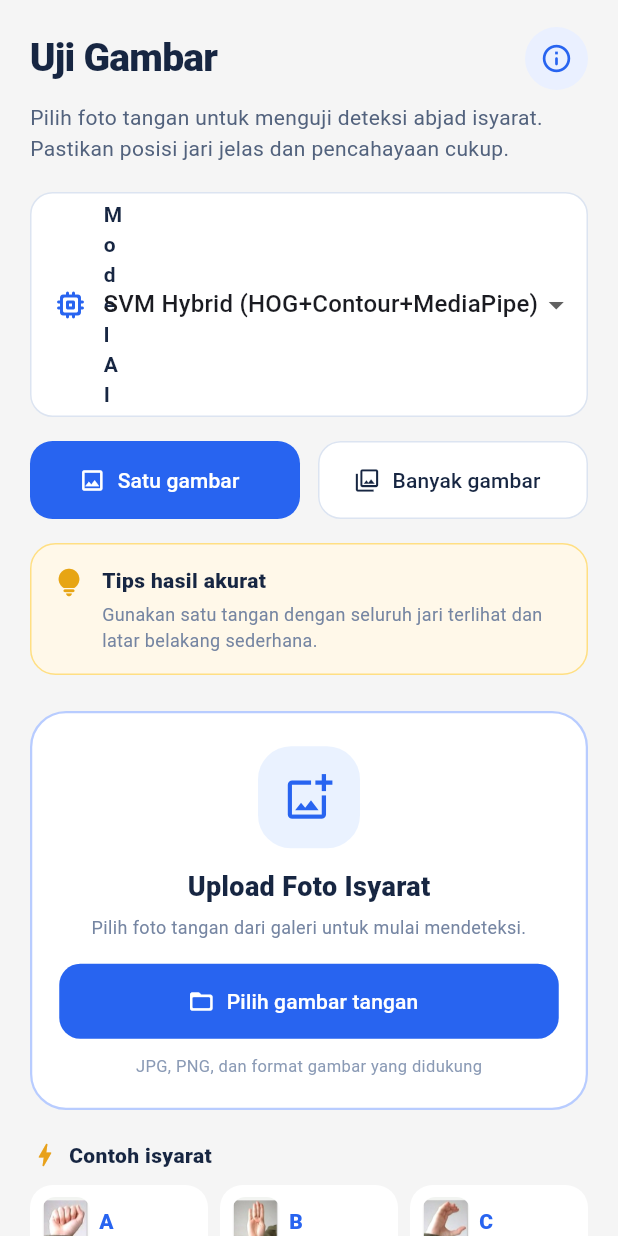
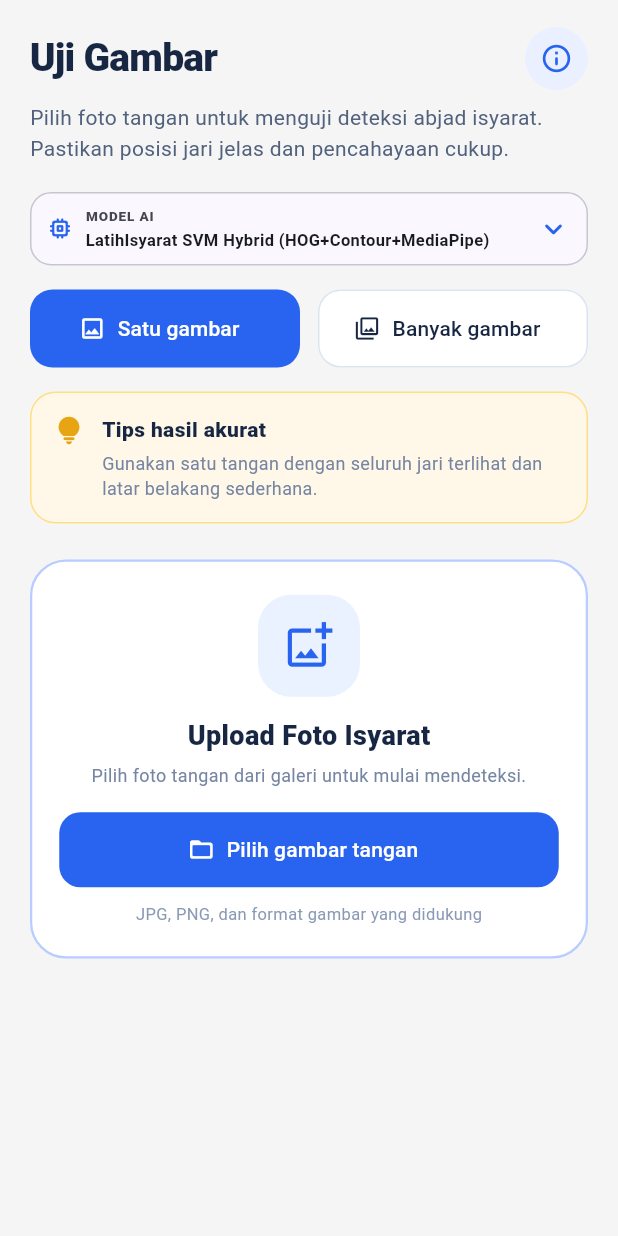
Before and after one commit to rhmau1/PBL_SEMESTER5, a Flutter app: the UploadScreen widget shown alone on an empty page, opened directly, on a phone screen of 412 x 824 dp. Run offline on Flutter 3.47's test engine with Material 3 defaults, Android fonts, the phone set to English and light mode, and no system bars; our stand-ins replace camera, flutter_riverpod, flutter_svg, image_picker, shared_preferences, sqflite; missing offline and left inert: camera_android_camerax, camera_platform_interface, hand_landmarker; accounts and stored records are empty.

Commit message:
fix: overflow model ai option widget

```diff
--- a/lib/screens/upload_screen.dart
+++ b/lib/screens/upload_screen.dart
@@ -7,6 +7,8 @@ import 'package:path_provider/path_provider.dart';
 import '../models/history_item.dart';
 import '../models/sign_prediction.dart';
 import '../services/sign_classifier.dart';
+
+const _modelSelectionBlue = Color(0xFF2864F0);
 
 class UploadScreen extends StatefulWidget {
   const UploadScreen({
@@ -37,6 +39,15 @@ class _UploadScreenState extends State<UploadScreen> {
   final _results = <_UploadResult>[];
   bool _isProcessing = false;
   bool _multipleImages = false;
+  late SignModel _selectedModel = widget.selectedModel;
+
+  @override
+  void didUpdateWidget(covariant UploadScreen oldWidget) {
+    super.didUpdateWidget(oldWidget);
+    if (oldWidget.selectedModel != widget.selectedModel) {
+      _selectedModel = widget.selectedModel;
+    }
+  }
 
   void _setBusy(bool value) {
     if (!mounted) return;
@@ -72,6 +83,75 @@ class _UploadScreenState extends State<UploadScreen> {
     return path;
   }
 
+  Future<void> _showModelPicker() async {
+    if (_isProcessing) return;
+    var selectedModel = _selectedModel;
+    await showModalBottomSheet<void>(
+      context: context,
+      useSafeArea: true,
+      isScrollControlled: true,
+      showDragHandle: true,
+      builder: (sheetContext) => StatefulBuilder(
+        builder: (context, setSheetState) {
+          final colors = Theme.of(context).colorScheme;
+          return Padding(
+            padding: const EdgeInsets.fromLTRB(20, 8, 20, 24),
+            child: Column(
+              mainAxisSize: MainAxisSize.min,
+              crossAxisAlignment: CrossAxisAlignment.start,
+              children: [
+                Text(
+                  'Pilih Model AI',
+                  style: Theme.of(context).textTheme.titleLarge
+                      ?.copyWith(fontWeight: FontWeight.w800),
+                ),
+                const SizedBox(height: 6),
+                Text(
+                  'Pilih model yang digunakan untuk deteksi isyarat.',
+                  style: TextStyle(color: colors.onSurfaceVariant),
+                ),
+                const SizedBox(height: 18),
+                for (final model in SignModel.values) ...[
+                  _UploadModelOption(
+                    key: ValueKey('upload-model-option-${model.id}'),
+                    model: model,
+                    selected: selectedModel == model,
+                    onTap: () => setSheetState(() => selectedModel = model),
+                  ),
+                  if (model != SignModel.values.last)
+                    const SizedBox(height: 10),
+                ],
+                const SizedBox(height: 18),
+                SizedBox(
+                  width: double.infinity,
+                  child: FilledButton.icon(
+                    key: const ValueKey('upload-model-confirm'),
+                    style: FilledButton.styleFrom(
+                      backgroundColor: _modelSelectionBlue,
+                      foregroundColor: Colors.white,
+                    ),
+                    onPressed: () {
+                      setState(() {
+                        if (_selectedModel != selectedModel) {
+                          _selectedModel = selectedModel;
+                          _results.clear();
+                        }
+                      });
+                      widget.onModelChanged?.call(selectedModel);
+                      Navigator.of(sheetContext).pop();
+                    },
+                    icon: const Icon(Icons.check_rounded),
+                    label: const Text('Gunakan Model Terpilih'),
+                  ),
+                ),
+              ],
+            ),
+          );
+        },
+      ),
+    );
+  }
+
   Future<void> _pickAndClassify(bool multiple) async {
     if (_isProcessing) return;
     _setBusy(true);
@@ -90,7 +170,7 @@ class _UploadScreenState extends State<UploadScreen> {
               await (widget.classifyFile ??
                   (path) => SignClassifier.instance.classifyUploadFile(
                     path,
-                    model: widget.selectedModel,
+                    model: _selectedModel,
                   ))(path);
         } catch (failure) {
           error = '$failure';
@@ -107,7 +187,7 @@ class _UploadScreenState extends State<UploadScreen> {
                 gesture: prediction.label,
                 confidence: prediction.confidence,
                 source: 'upload',
-                modelId: widget.selectedModel.id,
+                modelId: _selectedModel.id,
                 imagePath: path,
               ),
             );
@@ -142,7 +222,7 @@ class _UploadScreenState extends State<UploadScreen> {
   Widget build(BuildContext context) {
     const ink = Color(0xFF172642);
     const muted = Color(0xFF7585A2);
-    const blue = Color(0xFF2864F0);
+    const blue = _modelSelectionBlue;
     final lightTheme = ThemeData(
       colorScheme: ColorScheme.fromSeed(seedColor: blue),
       scaffoldBackgroundColor: const Color(0xFFF5F5F5),
@@ -196,52 +276,9 @@ class _UploadScreenState extends State<UploadScreen> {
                       style: TextStyle(color: Color(0xFF52627D), height: 1.5),
                     ),
                     const SizedBox(height: 18),
-                    Container(
-                      key: const ValueKey('upload-model-selector'),
-                      padding: const EdgeInsets.symmetric(
-                        horizontal: 14,
-                        vertical: 4,
-                      ),
-                      decoration: BoxDecoration(
-                        color: Colors.white,
-                        border: Border.all(color: const Color(0xFFDCE4F1)),
-                        borderRadius: BorderRadius.circular(15),
-                      ),
-                      child: Row(
-                        children: [
-                          const Icon(Icons.memory_rounded, color: blue),
-                          const SizedBox(width: 10),
-                          const Expanded(
-                            child: Text(
-                              'Model AI',
-                              style: TextStyle(
-                                color: ink,
-                                fontWeight: FontWeight.w700,
-                              ),
-                            ),
-                          ),
-                          DropdownButton<SignModel>(
-                            key: const ValueKey('upload-model-dropdown'),
-                            value: widget.selectedModel,
-                            underline: const SizedBox.shrink(),
-                            items: SignModel.values
-                                .map(
-                                  (model) => DropdownMenuItem(
-                                    value: model,
-                                    child: Text(model.name),
-                                  ),
-                                )
-                                .toList(growable: false),
-                            onChanged: _isProcessing
-                                ? null
-                                : (model) {
-                                    if (model != null) {
-                                      widget.onModelChanged?.call(model);
-                                    }
-                                  },
-                          ),
-                        ],
-                      ),
+                    _UploadActiveModelCard(
+                      model: _selectedModel.name,
+                      onTap: _isProcessing ? null : _showModelPicker,
                     ),
                     const SizedBox(height: 16),
                     Row(
@@ -407,6 +444,134 @@ class _UploadResult {
   final String? error;
   final String? historyError;
   bool get accepted => prediction?.accepted == true;
+}
+
+class _UploadModelOption extends StatelessWidget {
+  const _UploadModelOption({
+    super.key,
+    required this.model,
+    required this.selected,
+    required this.onTap,
+  });
+
+  final SignModel model;
+  final bool selected;
+  final VoidCallback? onTap;
+
+  @override
+  Widget build(BuildContext context) {
+    final colors = Theme.of(context).colorScheme;
+    return Material(
+      color: selected
+          ? colors.primaryContainer.withValues(alpha: 0.55)
+          : colors.surfaceContainerHighest,
+      borderRadius: BorderRadius.circular(18),
+      child: InkWell(
+        borderRadius: BorderRadius.circular(18),
+        onTap: onTap,
+        child: Padding(
+          padding: const EdgeInsets.all(16),
+          child: Row(
+            children: [
+              Icon(Icons.memory_rounded, color: _modelSelectionBlue, size: 28),
+              const SizedBox(width: 14),
+              Expanded(
+                child: Column(
+                  crossAxisAlignment: CrossAxisAlignment.start,
+                  children: [
+                    Text(
+                      model.name,
+                      style: TextStyle(
+                        color: colors.onSurface,
+                        fontWeight: FontWeight.w800,
+                      ),
+                    ),
+                    const SizedBox(height: 4),
+                    Text(
+                      '24 huruf statis • Deteksi di perangkat',
+                      style: TextStyle(
+                        color: colors.onSurfaceVariant,
+                        fontSize: 12,
+                      ),
+                    ),
+                  ],
+                ),
+              ),
+              Icon(
+                selected
+                    ? Icons.radio_button_checked_rounded
+                    : Icons.radio_button_unchecked_rounded,
+                color: _modelSelectionBlue,
+              ),
+            ],
+          ),
+        ),
+      ),
+    );
+  }
+}
+
+class _UploadActiveModelCard extends StatelessWidget {
+  const _UploadActiveModelCard({required this.onTap, required this.model});
+
+  final VoidCallback? onTap;
+  final String model;
+
+  @override
+  Widget build(BuildContext context) {
+    final colors = Theme.of(context).colorScheme;
+    return Material(
+      color: colors.surface.withValues(alpha: 0.94),
+      borderRadius: BorderRadius.circular(14),
+      child: InkWell(
+        key: const ValueKey('upload-model-selector'),
+        onTap: onTap,
+        borderRadius: BorderRadius.circular(14),
+        child: Container(
+          width: double.infinity,
+          padding: const EdgeInsets.symmetric(horizontal: 10, vertical: 8),
+          decoration: BoxDecoration(
+            borderRadius: BorderRadius.circular(14),
+            border: Border.all(color: colors.outlineVariant),
+          ),
+          child: Row(
+            children: [
+              Icon(Icons.memory_rounded, color: _modelSelectionBlue, size: 18),
+              const SizedBox(width: 8),
+              Expanded(
+                child: Column(
+                  crossAxisAlignment: CrossAxisAlignment.start,
+                  children: [
+                    Text(
+                      'MODEL AI',
+                      style: TextStyle(
+                        color: colors.onSurfaceVariant,
+                        fontSize: 9,
+                        fontWeight: FontWeight.w800,
+                        letterSpacing: 0.6,
+                      ),
+                    ),
+                    const SizedBox(height: 2),
+                    Text(
+                      'LatihIsyarat $model',
+                      style: TextStyle(
+                        color: colors.onSurface,
+                        fontSize: 11,
+                        fontWeight: FontWeight.w700,
+                      ),
+                      maxLines: 1,
+                      overflow: TextOverflow.ellipsis,
+                    ),
+                  ],
+                ),
+              ),
+              Icon(Icons.expand_more_rounded, color: _modelSelectionBlue),
+            ],
+          ),
+        ),
+      ),
+    );
+  }
 }
 
 class _UploadSummary extends StatelessWidget {
@@ -706,58 +871,6 @@ class _EmptyUploadState extends StatelessWidget {
               ],
             ),
           ),
-          const SizedBox(height: 20),
-          const Row(
-            children: [
-              Icon(Icons.bolt_rounded, color: Color(0xFFE8A11A), size: 20),
-              SizedBox(width: 6),
-              Text(
-                'Contoh isyarat',
-                style: TextStyle(
-                  color: Color(0xFF172642),
-                  fontWeight: FontWeight.w800,
-                ),
-              ),
-            ],
-          ),
-          const SizedBox(height: 10),
-          Row(
-            children: [
-              for (final letter in ['a', 'b', 'c']) ...[
-                if (letter != 'a') const SizedBox(width: 8),
-                Expanded(
-                  child: Container(
-                    padding: const EdgeInsets.all(8),
-                    decoration: BoxDecoration(
-                      color: Colors.white,
-                      borderRadius: BorderRadius.circular(15),
-                    ),
-                    child: Row(
-                      children: [
-                        ClipRRect(
-                          borderRadius: BorderRadius.circular(9),
-                          child: Image.asset(
-                            'assets/signs/$letter.png',
-                            width: 32,
-                            height: 32,
-                            fit: BoxFit.cover,
-                          ),
-                        ),
-                        const SizedBox(width: 6),
-                        Text(
-                          letter.toUpperCase(),
-                          style: const TextStyle(
-                            color: Color(0xFF2864F0),
-                            fontWeight: FontWeight.w800,
-                          ),
-                        ),
-                      ],
-                    ),
-                  ),
-                ),
-              ],
-            ],
-          ),
         ],
       ),
     );
```
Also changed, not shown: lib/screens/camera_screen.dart (+14 -6 lines), 2 other files.
